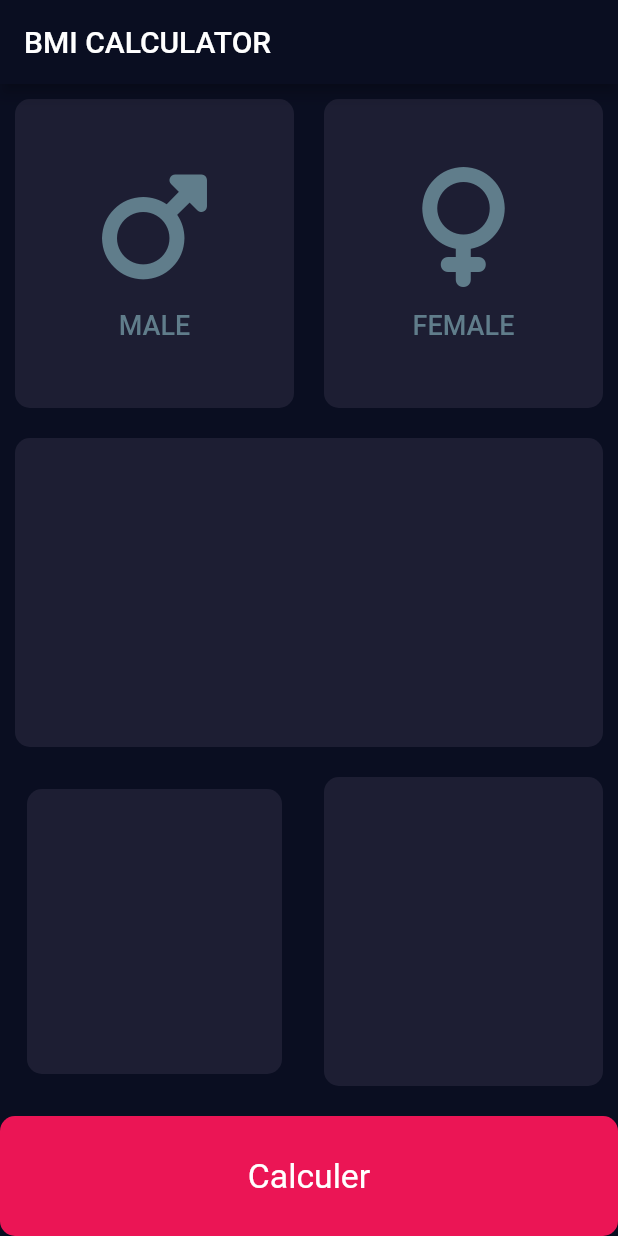
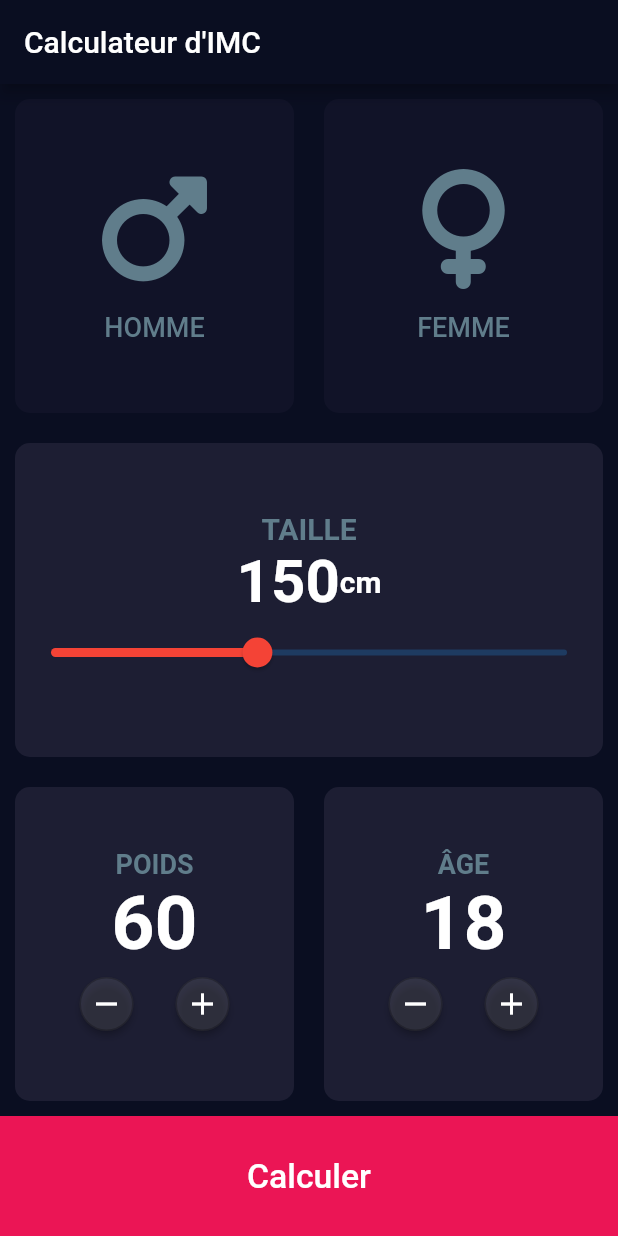
Before and after one commit to ApachaiZ/udemy_bmi_calculator, a Flutter app: the screen it shows after launch, on a phone screen of 412 x 824 dp. Run offline on Flutter 3.47's test engine with Material 2 defaults, Android fonts, the phone set to English and light mode, and no system bars; our stand-ins replace font_awesome_flutter, rflutter_alert.

Commit message:
Finished my own way, not following the tutorial

```diff
--- /dev/null
+++ b/lib/widgets/bottom_button.dart
@@ -0,0 +1,54 @@
+import 'package:flutter/material.dart';
+import 'package:rflutter_alert/rflutter_alert.dart';
+import 'package:udemy_bmi_calculator/widgets/input_page.dart';
+
+class BottomButton extends StatelessWidget {
+  const BottomButton({
+    Key? key,
+    required this.calculateBMI,
+  }) : super(key: key);
+
+  final Function calculateBMI;
+
+  @override
+  Widget build(BuildContext context) {
+    return TextButton(
+      style: TextButton.styleFrom(padding: EdgeInsets.zero),
+      onPressed: () {
+        Alert(
+          style: const AlertStyle(
+            backgroundColor: Color(0xFF1D1E33),
+            titleStyle: TextStyle(color: Colors.white),
+            descStyle: TextStyle(color: Colors.white),
+          ),
+          buttons: [
+            DialogButton(
+              color: Colors.blueAccent,
+              child: const Text(
+                "OK",
+                style: TextStyle(color: Colors.black),
+              ),
+              onPressed: () => Navigator.pop(context),
+            ),
+          ],
+          context: context,
+          title: (double.parse(calculateBMI()) <= 25) ? ("Vous avez une corpulence normale") : ("Vous êtes en surpoids"),
+          desc: "Votre IMC est de ${calculateBMI()}",
+        ).show();
+      },
+      child: Container(
+        decoration: const BoxDecoration(
+          color: bottomButtonColor,
+        ),
+        width: double.infinity,
+        height: 80.0,
+        child: const Center(
+          child: Text(
+            "Calculer",
+            style: TextStyle(color: Colors.white, fontSize: 22.5),
+          ),
+        ),
+      ),
+    );
+  }
+}
--- a/lib/widgets/gender_card.dart
+++ b/lib/widgets/gender_card.dart
@@ -1,5 +1,4 @@
 import 'package:flutter/material.dart';
-import 'package:font_awesome_flutter/font_awesome_flutter.dart';
 
 class GenderCard extends StatelessWidget {
   const GenderCard({
@@ -28,9 +27,9 @@ class GenderCard extends StatelessWidget {
         ),
         Text(
           gender,
-          style: TextStyle(
+          style: const TextStyle(
             fontSize: 18.0,
-            color: color,
+            color: Colors.blueGrey,
           ),
         ),
       ],
--- a/lib/widgets/input_page.dart
+++ b/lib/widgets/input_page.dart
@@ -1,12 +1,17 @@
 import 'package:flutter/material.dart';
+import 'package:udemy_bmi_calculator/widgets/bottom_button.dart';
 import 'package:udemy_bmi_calculator/widgets/gender_card.dart';
-import 'package:udemy_bmi_calculator/widgets/reusable_card.dart';
+import 'package:udemy_bmi_calculator/widgets/reusable_card_background.dart';
 import 'package:font_awesome_flutter/font_awesome_flutter.dart';
+import 'package:udemy_bmi_calculator/widgets/weight_age_card.dart';
 
-const Color tileColor = Color(0xFF1D1E33);
+const Color activeTileColor = Color(0xFF1D1E33);
+const Color inactiveTileColor = Color(0xFF111328);
 const Color bottomButtonColor = Color(0xFFEB1555);
 const Color activeCardColor = Colors.white;
 const Color inactiveCardColor = Colors.blueGrey;
+
+const Color inactiveCardBackgroundColor = Color(0xFF1D1E33);
 
 class InputPage extends StatefulWidget {
   const InputPage({Key? key}) : super(key: key);
@@ -16,55 +21,95 @@ class InputPage extends StatefulWidget {
 }
 
 class InputPageState extends State<InputPage> {
+  Color maleBackgroundCardColor = inactiveTileColor;
+  Color femaleBackgroundCardColor = inactiveTileColor;
+
   Color maleCardColor = inactiveCardColor;
   Color femaleCardColor = inactiveCardColor;
+  double height = 150;
+  int weight = 60;
+  int age = 18;
+  double bmi = 0.0;
 
   void switchGenderCard(bool gender) {
     setState(() {
       if (gender) {
         maleCardColor = activeCardColor;
+        maleBackgroundCardColor = activeTileColor;
         femaleCardColor = inactiveCardColor;
+        femaleBackgroundCardColor = inactiveTileColor;
       } else {
         maleCardColor = inactiveCardColor;
+        maleBackgroundCardColor = inactiveTileColor;
         femaleCardColor = activeCardColor;
+        femaleBackgroundCardColor = activeTileColor;
       }
     });
+  }
+
+  void updateCard({required bool type, required bool operation}) {
+    if (type) {
+      operation
+          ? (setState(() {
+              weight++;
+            }))
+          : setState(() {
+              weight--;
+            });
+    } else {
+      operation
+          ? (setState(() {
+              age++;
+            }))
+          : setState(() {
+              age--;
+            });
+    }
+  }
+
+  String calculateBMI(){
+    bmi = weight / (height*height) * 10000;
+    return bmi.toStringAsFixed(1);
   }
 
   @override
   Widget build(BuildContext context) {
     return Scaffold(
       appBar: AppBar(
-        title: const Text("BMI CALCULATOR"),
+        title: const Text("Calculateur d'IMC"),
       ),
       body: Column(
         crossAxisAlignment: CrossAxisAlignment.stretch,
         children: [
+          //Part 1 of the Column
           Expanded(
+            //Gender choice row
             child: Row(
               crossAxisAlignment: CrossAxisAlignment.stretch,
               children: [
+                // Choice of gender MALE
                 Expanded(
-                  child: ReusableCard(
-                    color: tileColor,
+                  child: ReusableCardBackground(
+                    color: maleBackgroundCardColor,
                     cardChild: TextButton(
                       onPressed: () => switchGenderCard(true),
                       child: GenderCard(
                         color: maleCardColor,
-                        gender: "MALE",
+                        gender: "HOMME",
                         genderIcon: FontAwesomeIcons.mars,
                       ),
                     ),
                   ),
                 ),
+                //Choice of gender FEMALE
                 Expanded(
-                  child: ReusableCard(
-                    color: tileColor,
+                  child: ReusableCardBackground(
+                    color: femaleBackgroundCardColor,
                     cardChild: TextButton(
                       onPressed: () => switchGenderCard(false),
                       child: GenderCard(
                         color: femaleCardColor,
-                        gender: "FEMALE",
+                        gender: "FEMME",
                         genderIcon: FontAwesomeIcons.venus,
                       ),
                     ),
@@ -73,44 +118,86 @@ class InputPageState extends State<InputPage> {
               ],
             ),
           ),
+          //Part 2 of the Column
+          //Height choice slider
           Expanded(
             child: Container(
               margin: const EdgeInsets.all(10.0),
               decoration: BoxDecoration(
-                  color: tileColor, borderRadius: BorderRadius.circular(10.0)),
-              child: const Text(""),
+                  color: activeTileColor,
+                  borderRadius: BorderRadius.circular(10.0)),
+              child: Center(
+                child: Column(
+                  mainAxisAlignment: MainAxisAlignment.center,
+                  children: [
+                    const Text(
+                      "TAILLE",
+                      style: TextStyle(
+                          fontWeight: FontWeight.bold,
+                          fontSize: 20.0,
+                          color: Colors.blueGrey),
+                    ),
+                    Row(
+                      mainAxisAlignment: MainAxisAlignment.center,
+                      children: [
+                        Text(
+                          "${height.toInt()}",
+                          style: const TextStyle(
+                              fontSize: 40.0, fontWeight: FontWeight.bold),
+                        ),
+                        const Text(
+                          "cm",
+                          style: TextStyle(
+                              fontSize: 20.0, fontWeight: FontWeight.bold),
+                        ),
+                      ],
+                    ),
+                    Center(
+                      child: Slider(
+                        activeColor: Colors.red,
+                        value: height,
+                        onChanged: (newHeight) {
+                          setState(() => height = newHeight);
+                        },
+                        min: 050,
+                        max: 300,
+                      ),
+                    )
+                  ],
+                ),
+              ),
             ),
           ),
+          //Part 3 of the Column
+          //Weight and Age Choice
           Expanded(
             child: Row(
               crossAxisAlignment: CrossAxisAlignment.stretch,
               children: [
                 Expanded(
-                  child: TextButton(
-                      onPressed: () {},
-                      child: const ReusableCard(color: tileColor)),
+                  child: ReusableCardBackground(
+                    color: activeTileColor,
+                    cardChild: WeightAgeCard(
+                      type: true,
+                      updateCard: updateCard,
+                      value: weight,
+                    ),
+                  ),
                 ),
-                const Expanded(
-                  child: ReusableCard(color: tileColor),
+                Expanded(
+                  child: ReusableCardBackground(
+                    color: activeTileColor,
+                    cardChild: WeightAgeCard(
+                      type: false,
+                      updateCard: updateCard,
+                      value: age,
+                    ),
+                  ),
                 )
               ],
             ),
           ),
-          Container(
-            decoration: BoxDecoration(
-              borderRadius: BorderRadius.circular(10.0),
-              color: bottomButtonColor,
-            ),
-            margin: const EdgeInsets.only(top: 10.0),
-            width: double.infinity,
-            height: 80.0,
-            child: const Center(
-              child: Text(
-                "Calculer",
-                style: TextStyle(color: Colors.white, fontSize: 22.5),
-              ),
-            ),
-          )
+          BottomButton(calculateBMI: calculateBMI,),
         ],
       ),
     );
--- a/lib/widgets/reusable_card.dart
+++ b/lib/widgets/reusable_card_background.dart
@@ -1,7 +1,7 @@
 import 'package:flutter/material.dart';
 
-class ReusableCard extends StatelessWidget {
-  const ReusableCard({
+class ReusableCardBackground extends StatelessWidget {
+  const ReusableCardBackground({
     Key? key,
     required this.color,
     this.cardChild,
--- /dev/null
+++ b/lib/widgets/weight_age_card.dart
@@ -0,0 +1,78 @@
+import 'package:flutter/material.dart';
+
+class WeightAgeCard extends StatefulWidget {
+  const WeightAgeCard({
+    Key? key,
+    required this.type,
+    required this.value,
+    required this.updateCard,
+  }) : super(key: key);
+
+  final bool type;
+  final int value;
+  final Function updateCard;
+
+  @override
+  WeightAgeCardState createState() => WeightAgeCardState();
+}
+
+class WeightAgeCardState extends State<WeightAgeCard> {
+  @override
+  Widget build(BuildContext context) {
+    return Column(
+      mainAxisAlignment: MainAxisAlignment.center,
+      children: [
+        Text(
+          widget.type ? "POIDS" : "ÂGE",
+          style: const TextStyle(
+            color: Colors.blueGrey,
+            fontWeight: FontWeight.bold,
+            fontSize: 18.0,
+          ),
+        ),
+        Text(
+          "${widget.value}",
+          style: const TextStyle(
+            fontSize: 50,
+            fontWeight: FontWeight.bold,
+          ),
+        ),
+        Row(
+          mainAxisAlignment: MainAxisAlignment.center,
+          children: [
+            ElevatedButton(
+              style: ButtonStyle(
+                backgroundColor: MaterialStateProperty.all((Colors.white10)),
+                shape: MaterialStateProperty.all(
+                  const CircleBorder(
+                    side: BorderSide(color: Colors.black26),
+                  ),
+                ),
+              ),
+              onPressed: () => widget.updateCard(
+                type: widget.type,
+                operation: false,
+              ),
+              child: const Icon(Icons.remove),
+            ),
+            ElevatedButton(
+              style: ButtonStyle(
+                backgroundColor: MaterialStateProperty.all((Colors.white10)),
+                shape: MaterialStateProperty.all(
+                  const CircleBorder(
+                    side: BorderSide(color: Colors.black26),
+                  ),
+                ),
+              ),
+              onPressed: () => widget.updateCard(
+                type: widget.type,
+                operation: true,
+              ),
+              child: const Icon(Icons.add),
+            ),
+          ],
+        )
+      ],
+    );
+  }
+}
--- a/pubspec.yaml
+++ b/pubspec.yaml
@@ -35,6 +35,7 @@ dependencies:
   # Use with the CupertinoIcons class for iOS style icons.
   cupertino_icons: ^1.0.4
   font_awesome_flutter: ^10.1.0
+  rflutter_alert: ^2.0.4
 
 dev_dependencies:
   flutter_test:
@@ -45,7 +46,7 @@ dev_dependencies:
   # activated in the `analysis_options.yaml` file located at the root of your
   # package. See that file for information about deactivating specific lint
   # rules and activating additional ones.
-  flutter_lints: ^2.0.1
+  flutter_lints: ^1.0.4
 
 # For information on the generic Dart part of this file, see the
 # following page: https://dart.dev/tools/pub/pubspec
```
Also changed, not shown: pubspec.lock.
